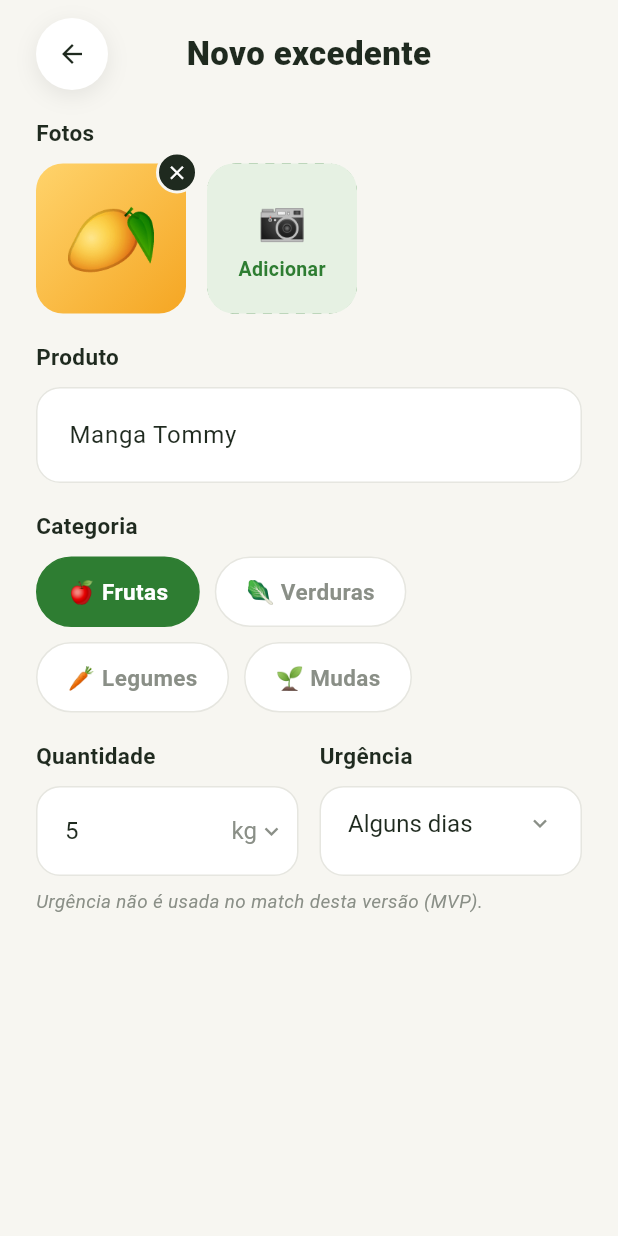
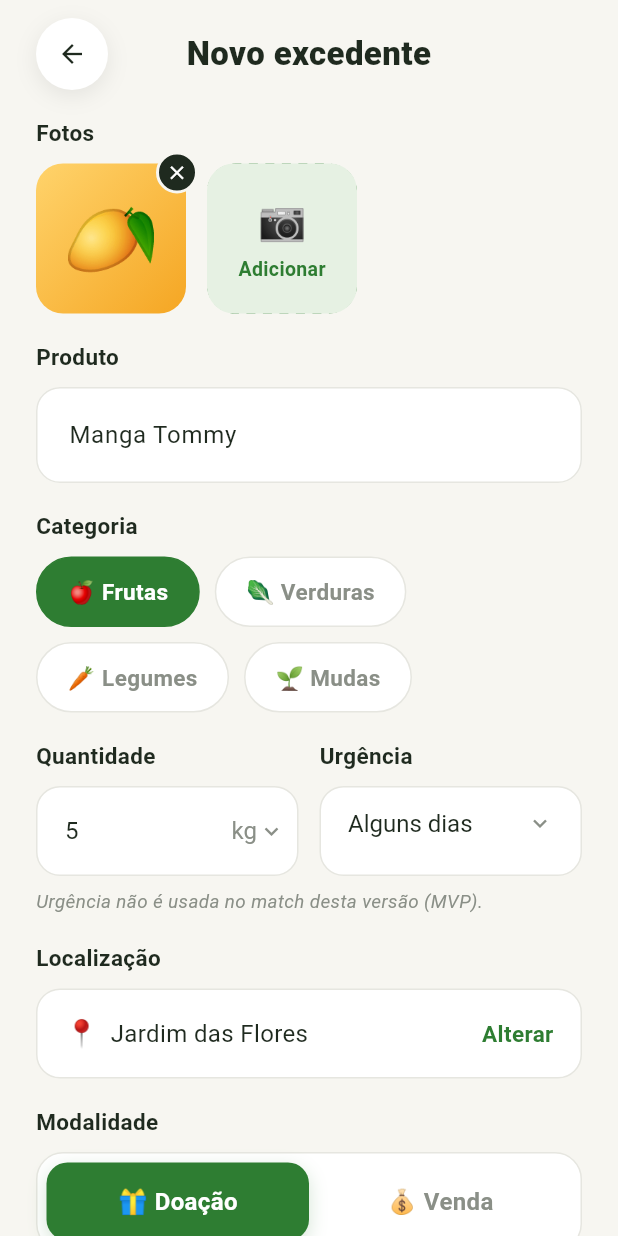
Before and after one commit to Henrique70638/PI_IV-TIME-28, a Flutter app: the screen it shows after launch, item 2 of the bottom bar chosen, on a phone screen of 412 x 824 dp. Run offline on Flutter 3.47's test engine with Material 3 defaults, Android fonts, the phone set to English and light mode, and no system bars.

Commit message:
adiciona localização e seletor de modalidade

```diff
--- a/Front-End/app_flutter/lib/screens/publicar.dart
+++ b/Front-End/app_flutter/lib/screens/publicar.dart
@@ -9,6 +9,8 @@ const corCinza = Color(0xFF8A8F87);
 const corBorda = Color(0xFFE6E6E0);
 
 enum Categoria { frutas, verduras, legumes, mudas }
+
+enum Modalidade { doacao, venda }
 
 class PublicarPage extends StatefulWidget {
   const PublicarPage({super.key});
@@ -30,6 +32,9 @@ class _PublicarPageState extends State<PublicarPage> {
   final List<String> _urgencias = ['Hoje', 'Alguns dias', 'Esta semana'];
   String _unidade = 'kg';
   String _urgencia = 'Alguns dias';
+
+  Modalidade _modalidade = Modalidade.doacao;
+  String _local = 'Jardim das Flores';
 
   @override
   void dispose() {
@@ -72,6 +77,11 @@ class _PublicarPageState extends State<PublicarPage> {
                         color: corCinza,
                       ),
                     ),
+                    _rotulo('Localização'),
+                    _caixaLocalizacao(),
+                    _rotulo('Modalidade'),
+                    _seletorModalidade(),
+                    const SizedBox(height: 24),
                   ],
                 ),
               ),
@@ -374,6 +384,90 @@ class _PublicarPageState extends State<PublicarPage> {
       ),
     );
   }
+
+  Widget _caixaLocalizacao() {
+    return Container(
+      height: 60,
+      padding: const EdgeInsets.symmetric(horizontal: 18),
+      decoration: _decoracaoCaixa(),
+      child: Row(
+        children: [
+          const Text('📍', style: TextStyle(fontSize: 18)),
+          const SizedBox(width: 8),
+          Expanded(
+            child: Text(
+              _local,
+              style: const TextStyle(fontSize: 16, color: corTexto),
+            ),
+          ),
+          GestureDetector(
+            onTap: () => _mostrarMensagem(
+              'Troca de localização ainda não implementada.',
+            ),
+            child: const Text(
+              'Alterar',
+              style: TextStyle(
+                fontSize: 15,
+                fontWeight: FontWeight.w700,
+                color: corVerde,
+              ),
+            ),
+          ),
+        ],
+      ),
+    );
+  }
+
+  Widget _seletorModalidade() {
+    return Container(
+      padding: const EdgeInsets.all(6),
+      decoration: BoxDecoration(
+        color: Colors.white,
+        borderRadius: BorderRadius.circular(18),
+        border: Border.all(color: corBorda),
+      ),
+      child: Row(
+        children: [
+          Expanded(child: _opcaoModalidade(Modalidade.doacao, '🎁 Doação')),
+          Expanded(child: _opcaoModalidade(Modalidade.venda, '💰 Venda')),
+        ],
+      ),
+    );
+  }
+
+  Widget _opcaoModalidade(Modalidade modalidade, String texto) {
+    final selecionado = _modalidade == modalidade;
+
+    return GestureDetector(
+      onTap: () => setState(() => _modalidade = modalidade),
+      child: AnimatedContainer(
+        duration: const Duration(milliseconds: 200),
+        height: 52,
+        alignment: Alignment.center,
+        decoration: BoxDecoration(
+          color: selecionado ? corVerde : Colors.transparent,
+          borderRadius: BorderRadius.circular(14),
+          boxShadow: selecionado
+              ? const [
+                  BoxShadow(
+                    color: Color(0x332E7D32),
+                    blurRadius: 10,
+                    offset: Offset(0, 4),
+                  ),
+                ]
+              : null,
+        ),
+        child: Text(
+          texto,
+          style: TextStyle(
+            fontSize: 16,
+            fontWeight: FontWeight.w700,
+            color: selecionado ? Colors.white : corCinza,
+          ),
+        ),
+      ),
+    );
+  }
 }
 
 class _BordaTracejada extends CustomPainter {
```
